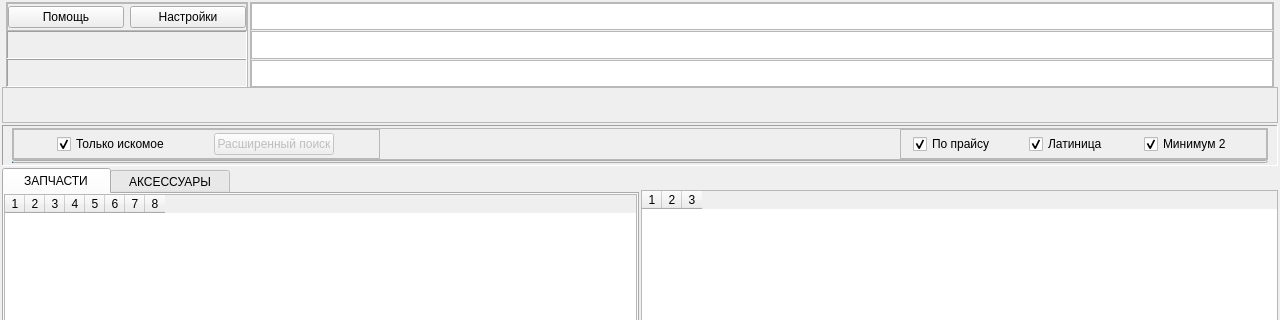
Before: the Qt Designer form MDA_UI/window_main.ui in Wrexan/MDA, drawn with Qt 5; both pictures show x 0 to 1280 and y 0 to 320 of the 1280 by 700 pixel window.
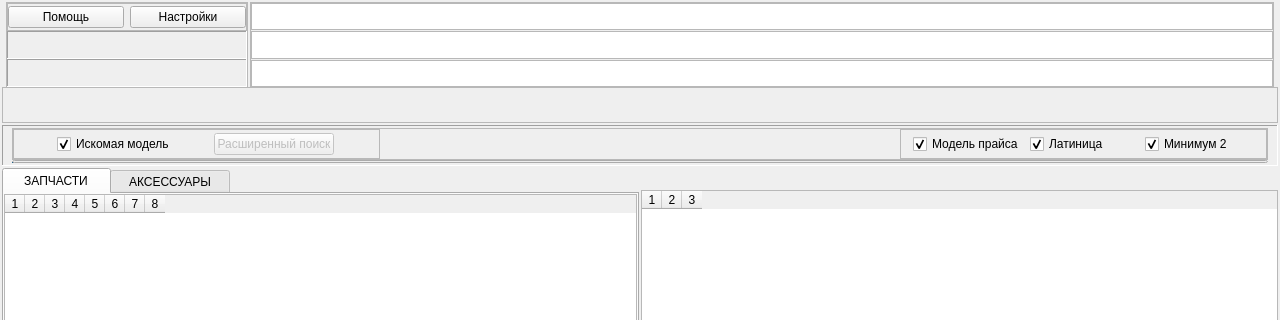
After: the same form once the commit is applied. Icons and pictures are not drawn.

Commit message: add table item filter with update to checkbox ui.chb_show_exact renamed some checkboxes

The edit to the form file:
```diff
--- a/MDA_UI/window_main.ui
+++ b/MDA_UI/window_main.ui
@@ -755,7 +755,7 @@
                       </size>
                      </property>
                      <property name="text">
-                      <string>Только искомое</string>
+                      <string>Искомая модель</string>
                      </property>
                      <property name="checked">
                       <bool>true</bool>
@@ -866,7 +866,7 @@
                       <bool>true</bool>
                      </property>
                      <property name="text">
-                      <string>По прайсу</string>
+                      <string>Модель прайса</string>
                      </property>
                      <property name="checked">
                       <bool>true</bool>
```
The commit also changes 4 other files.
